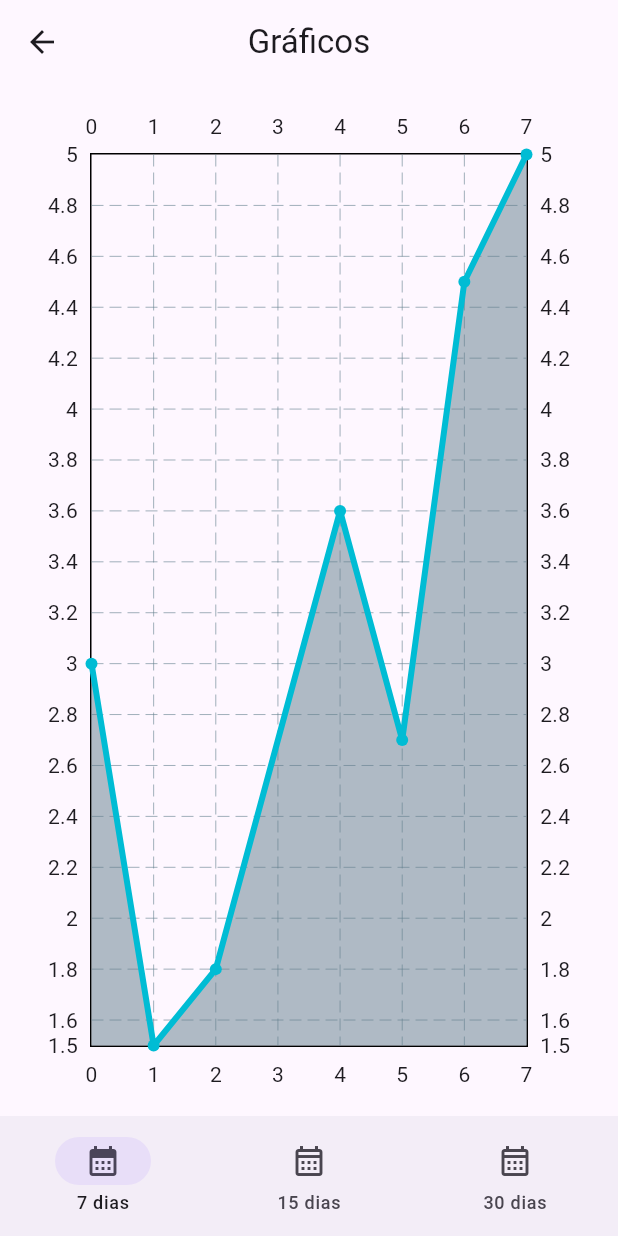
After one commit to gabriellpedro/Portfolio_Flutter, a Flutter app: the SecondPage screen opened directly, on a phone screen of 412 x 824 dp. The commit adds this screen. Run offline on Flutter 3.47's test engine with Material 3 defaults, Android fonts, the phone set to English and light mode, and no system bars; drawn by our look-alikes of fl_chart.

Commit message:
feat: Adding the second page

```diff
--- a/lib/pages/first_page.dart
+++ b/lib/pages/first_page.dart
@@ -35,7 +35,8 @@ class FirstPage extends StatelessWidget {
         ),
         body: TabBarView(
           children: [
-            Container(
+            SingleChildScrollView(
+              child: Container(
                 color: Colors.white60,
                 alignment: Alignment.center,
                 child: MapAll(
@@ -43,7 +44,9 @@ class FirstPage extends StatelessWidget {
                   textManagerTitle: TextManagerTitleLeme().getText(),
                 ),
               ),
-            Container(
+            ),
+            SingleChildScrollView(
+              child: Container(
                 color: Colors.white60,
                 alignment: Alignment.center,
                 child: MapAll(
@@ -51,7 +54,9 @@ class FirstPage extends StatelessWidget {
                   textManagerTitle: TextManagerTitleLimeira().getText(),
                 ),
               ),
-            Container(
+            ),
+            SingleChildScrollView(
+              child: Container(
                 color: Colors.white60,
                 alignment: Alignment.center,
                 child: MapAll(
@@ -59,12 +64,15 @@ class FirstPage extends StatelessWidget {
                   textManagerTitle: TextManagerTitlePocos().getText(),
                 ),
               ),
-            Container(
+            ),
+            SingleChildScrollView(
+              child: Container(
                 color: Colors.white60,
                 alignment: Alignment.center,
                 child: MapAll(
                   textManagerBody: TextManagerBodyGuaruja().getText(),
                   textManagerTitle: TextManagerTitleGuaruja().getText(),
+                ),
               ),
             ),
           ],
--- a/lib/pages/second_page.dart
+++ b/lib/pages/second_page.dart
@@ -1,10 +1,88 @@
+// ignore_for_file: prefer_const_literals_to_create_immutables
+
 import 'package:flutter/material.dart';
+import 'package:portfolio/widgets/second_page_widget.dart';
 
-class SecondPage extends StatelessWidget {
+class SecondPage extends StatefulWidget {
   const SecondPage({super.key});
 
   @override
+  State<SecondPage> createState() => _BottomNavigationPageState();
+}
+
+class _BottomNavigationPageState extends State<SecondPage> {
+  int _selectIndex = 0;
+
+  List<Widget> pages = [
+    Container(
+      color: Colors.white10,
+      alignment: Alignment.center,
+      child: MapWidget(
+        xValues: [0, 1, 2, 4, 5, 6, 7],
+        yValues: [3, 1.5, 1.8, 3.6, 2.7, 4.5, 5],
+      ),
+    ),
+    Container(
+      color: Colors.white10,
+      alignment: Alignment.center,
+      child: MapWidget(
+        xValues: [0, 2, 3, 5, 7, 8, 9],
+        yValues: [3, 1.5, 1.8, 3.6, 2.7, 4.5, 5],
+      ),
+    ),
+    Container(
+      color: Colors.white10,
+      alignment: Alignment.center,
+      child: MapWidget(
+        xValues: [0, 1, 2, 4, 5, 6, 7],
+        yValues: [3, 1.5, 1.8, 3.6, 2.7, 4.5, 5],
+      ),
+    ),
+    Container(
+      color: Colors.pink.shade100,
+      alignment: Alignment.center,
+      child: const Text('User'),
+    ),
+  ];
+
+  @override
   Widget build(BuildContext context) {
-    return Scaffold();
+    return Scaffold(
+      appBar: AppBar(
+        title: const Text(
+          "Gráficos",
+        ),
+        centerTitle: true,
+      ),
+      body: Center(
+        child: pages[_selectIndex],
+      ),
+      bottomNavigationBar: NavigationBar(
+        onDestinationSelected: (index) {
+          setState(
+            () {
+              _selectIndex = index;
+            },
+          );
+        },
+        destinations: [
+          const NavigationDestination(
+            icon: Icon(Icons.calendar_month_outlined),
+            selectedIcon: Icon(Icons.calendar_month),
+            label: '7 dias',
+          ),
+          const NavigationDestination(
+            icon: Icon(Icons.calendar_month_outlined),
+            selectedIcon: Icon(Icons.calendar_month),
+            label: '15 dias',
+          ),
+          const NavigationDestination(
+            icon: Icon(Icons.calendar_month_outlined),
+            selectedIcon: Icon(Icons.calendar_month),
+            label: '30 dias',
+          ),
+        ],
+      ),
+    );
   }
 }
--- a/lib/widgets/first_page_widget.dart
+++ b/lib/widgets/first_page_widget.dart
@@ -16,7 +16,8 @@ class MapAll extends StatelessWidget {
   Widget build(BuildContext context) {
     var screenWidth = MediaQuery.of(context).size.width;
 
-    return Container(
+    return SingleChildScrollView(
+      child: Container(
         width: screenWidth * 0.8,
         alignment: Alignment.center,
         decoration: const BoxDecoration(
@@ -43,6 +44,7 @@ class MapAll extends StatelessWidget {
             )
           ],
         ),
+      ),
     );
   }
 }
--- /dev/null
+++ b/lib/widgets/second_page_widget.dart
@@ -0,0 +1,45 @@
+import 'package:fl_chart/fl_chart.dart';
+import 'package:flutter/material.dart';
+
+class MapWidget extends StatelessWidget {
+  final List<double> xValues;
+  final List<double> yValues;
+
+  const MapWidget({super.key, required this.xValues, required this.yValues});
+
+  @override
+  Widget build(BuildContext context) {
+    List<FlSpot> dataPoints = generateDataPoints(xValues, yValues);
+
+    return Scaffold(
+      body: Padding(
+        padding: EdgeInsets.all(16.0),
+        child: LineChart(
+          LineChartData(
+            gridData: FlGridData(show: true),
+            titlesData: FlTitlesData(show: true),
+            borderData: FlBorderData(show: true),
+            lineBarsData: [
+              LineChartBarData(
+                spots: dataPoints,
+                isCurved: false,
+                barWidth: 4,
+                isStrokeCapRound: true,
+                dotData: FlDotData(show: true),
+                belowBarData: BarAreaData(show: true),
+              ),
+            ],
+          ),
+        ),
+      ),
+    );
+  }
+
+  List<FlSpot> generateDataPoints(List<double> xValues, List<double> yValues) {
+    List<FlSpot> dataPoints = [];
+    for (int i = 0; i < xValues.length; i++) {
+      dataPoints.add(FlSpot(xValues[i], yValues[i]));
+    }
+    return dataPoints;
+  }
+}
--- a/pubspec.yaml
+++ b/pubspec.yaml
@@ -36,6 +36,7 @@ dependencies:
   # Use with the CupertinoIcons class for iOS style icons.
   cupertino_icons: ^1.0.6
   google_fonts: ^6.2.1
+  fl_chart: ^0.68.0
 
 dev_dependencies:
   flutter_test:
```
Lines whose indentation alone changed are shown as unchanged.
